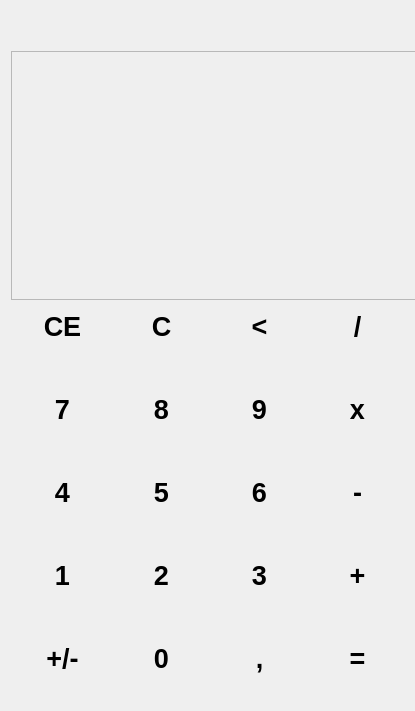
This is calculator.ui in Codemaster-John/Kalkulajtor as Qt 5 draws it before an edit. The edited form follows.
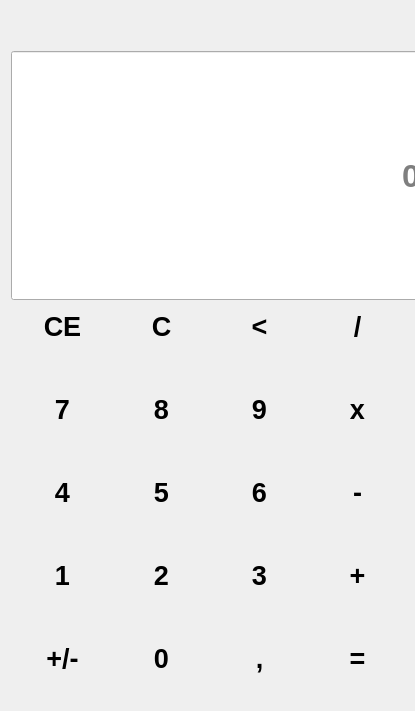
This is the edited form.

```diff
--- a/calculator.ui
+++ b/calculator.ui
@@ -512,10 +512,7 @@
       </widget>
      </item>
      <item row="0" column="0" colspan="4">
-      <widget class="QTextBrowser" name="textBrowser">
-       <property name="enabled">
-        <bool>false</bool>
-       </property>
+      <widget class="QLineEdit" name="screen">
        <property name="minimumSize">
         <size>
          <width>412</width>
@@ -525,17 +522,37 @@
        <property name="font">
         <font>
          <family>Arial</family>
-         <pointsize>20</pointsize>
+         <pointsize>24</pointsize>
          <weight>75</weight>
          <bold>true</bold>
         </font>
        </property>
-       <property name="html">
-        <string>&lt;!DOCTYPE HTML PUBLIC &quot;-//W3C//DTD HTML 4.0//EN&quot; &quot;http://www.w3.org/TR/REC-html40/strict.dtd&quot;&gt;
-&lt;html&gt;&lt;head&gt;&lt;meta name=&quot;qrichtext&quot; content=&quot;1&quot; /&gt;&lt;style type=&quot;text/css&quot;&gt;
-p, li { white-space: pre-wrap; }
-&lt;/style&gt;&lt;/head&gt;&lt;body style=&quot; font-family:'Arial'; font-size:20pt; font-weight:600; font-style:normal;&quot;&gt;
-&lt;p align=&quot;right&quot; style=&quot;-qt-paragraph-type:empty; margin-top:0px; margin-bottom:0px; margin-left:0px; margin-right:0px; -qt-block-indent:0; text-indent:0px; font-weight:400;&quot;&gt;&lt;br /&gt;&lt;/p&gt;&lt;/body&gt;&lt;/html&gt;</string>
+       <property name="text">
+        <string/>
+       </property>
+       <property name="maxLength">
+        <number>15</number>
+       </property>
+       <property name="echoMode">
+        <enum>QLineEdit::Normal</enum>
+       </property>
+       <property name="cursorPosition">
+        <number>0</number>
+       </property>
+       <property name="alignment">
+        <set>Qt::AlignRight|Qt::AlignTrailing|Qt::AlignVCenter</set>
+       </property>
+       <property name="dragEnabled">
+        <bool>false</bool>
+       </property>
+       <property name="readOnly">
+        <bool>true</bool>
+       </property>
+       <property name="placeholderText">
+        <string>0</string>
+       </property>
+       <property name="clearButtonEnabled">
+        <bool>false</bool>
        </property>
       </widget>
      </item>
```
Left out of the diff: 294 changed lines with no effect on the pictures.
